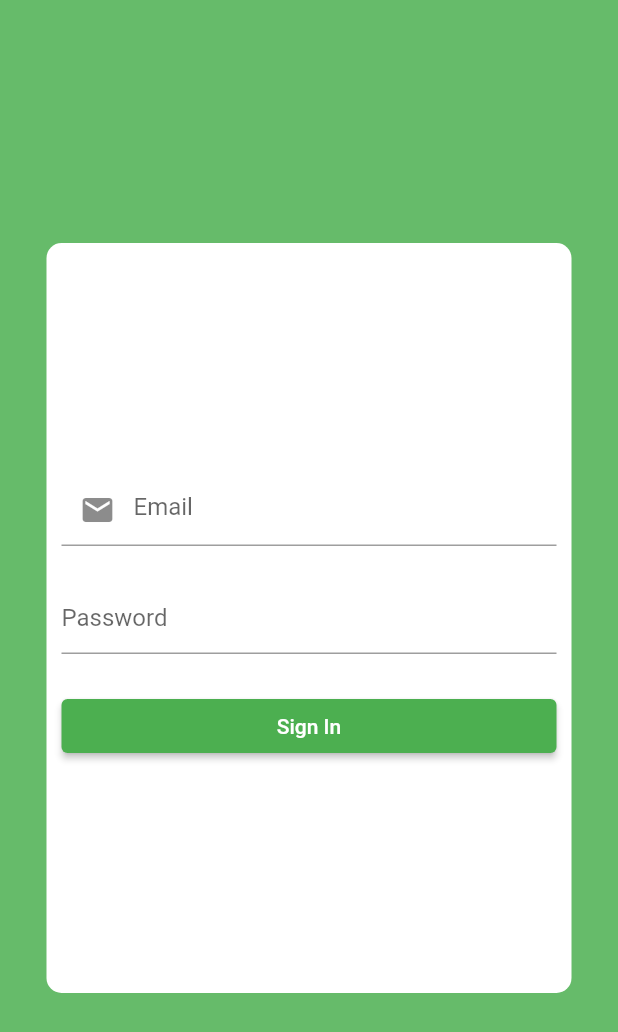
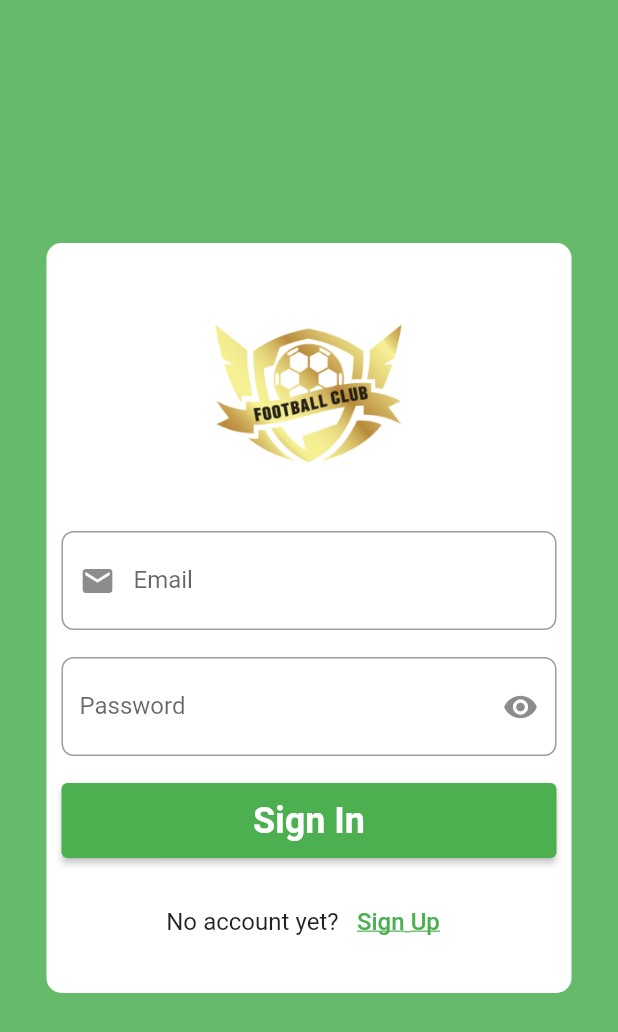
Before and after one commit to toto-thi/stadium_app, a Flutter app: the screen it shows after launch, on a phone screen of 412 x 824 dp. Shown: the top 1032 px of the screen. Run offline on Flutter 3.47's test engine with Material 2 defaults, Android fonts, the phone set to English and light mode, and no system bars; our stand-ins replace dartz, data_connection_checker, equatable, get_it, google_nav_bar, shared_preferences.

Commit message:
completed set up
now will start implement each feature

```diff
--- a/lib/core/utils/constants.dart
+++ b/lib/core/utils/constants.dart
@@ -17,4 +17,8 @@ const double DEFAULT_PAGE_PADDING = 20;
 //routes
 const String HOME_ROUTE = '/';
 const String LOGIN_ROUTE = '/login';
+const String SIGNUP_ROUTE = '/signup';
+const String SEARCH_ROUTE = '/search';
+const String BOOKING_ROUTE = '/booking';
+const String SETTING_ROUTE = '/settings';
 const String CHANGE_PASSWORD_ROUTE = '/change_password';
--- a/lib/core/utils/router.dart
+++ b/lib/core/utils/router.dart
@@ -1,15 +1,33 @@
 import 'package:flutter/material.dart';
 import 'package:stadium_app/core/utils/constants.dart';
-import 'package:stadium_app/main.dart';
+
+import '../../features/home/presentation/pages/home_page.dart';
+import '../../features/login/presentation/page/login_page.dart';
 
 class CusRouter {
   static Route<dynamic> generateRoute(RouteSettings settings) {
     switch (settings.name) {
       case LOGIN_ROUTE:
         return MaterialPageRoute(
+          builder: (_) => const LogInPage(),
+        );
+      case SIGNUP_ROUTE:
+        return MaterialPageRoute(
           builder: (_) => const HomePage(),
         );
       case HOME_ROUTE:
+        return MaterialPageRoute(
+          builder: (_) => const HomePage(),
+        );
+      case SEARCH_ROUTE:
+        return MaterialPageRoute(
+          builder: (_) => const HomePage(),
+        );
+      case BOOKING_ROUTE:
+        return MaterialPageRoute(
+          builder: (_) => const HomePage(),
+        );
+      case SETTING_ROUTE:
         return MaterialPageRoute(
           builder: (_) => const HomePage(),
         );
@@ -19,7 +37,7 @@ class CusRouter {
         );
       default:
         return MaterialPageRoute(
-          builder: (_) => const HomePage(),
+          builder: (_) => const LogInPage(),
         );
     }
   }
--- /dev/null
+++ b/lib/features/home/presentation/pages/home_page.dart
@@ -0,0 +1,18 @@
+import 'package:flutter/material.dart';
+import 'package:stadium_app/widget/home_widget/custom_nav.dart';
+
+class HomePage extends StatefulWidget {
+  const HomePage({Key? key}) : super(key: key);
+
+  @override
+  State<HomePage> createState() => _HomePageState();
+}
+
+class _HomePageState extends State<HomePage> {
+  @override
+  Widget build(BuildContext context) {
+    return const Scaffold(
+      bottomNavigationBar: CusNavBar(),
+    );
+  }
+}
--- /dev/null
+++ b/lib/features/login/presentation/page/login_page.dart
@@ -0,0 +1,106 @@
+import 'package:flutter/material.dart';
+import 'package:stadium_app/core/utils/constants.dart';
+
+import '../../../../widget/base_widget/email_input.dart';
+import '../../../../widget/base_widget/password_input.dart';
+
+class LogInPage extends StatefulWidget {
+  const LogInPage({Key? key}) : super(key: key);
+
+  @override
+  State<LogInPage> createState() => _LogInPageState();
+}
+
+class _LogInPageState extends State<LogInPage> {
+  late TextEditingController emailController;
+  late TextEditingController passwordController;
+
+  @override
+  void initState() {
+    emailController = TextEditingController();
+    passwordController = TextEditingController();
+    super.initState();
+  }
+
+  @override
+  Widget build(BuildContext context) {
+    return Scaffold(
+      resizeToAvoidBottomInset: false,
+      backgroundColor: Colors.green.shade400,
+      body: Center(
+        child: Container(
+          // margin: const EdgeInsets.only(left: 10, right: 10),
+          height: 500,
+          width: 350,
+          decoration: BoxDecoration(
+            color: Colors.white,
+            borderRadius: BorderRadius.circular(10.0),
+          ),
+          child: Padding(
+            padding: const EdgeInsets.all(10.0),
+            child: Column(
+              mainAxisAlignment: MainAxisAlignment.center,
+              crossAxisAlignment: CrossAxisAlignment
+                  .stretch, // to stretch widget to it's full Y alignment
+              children: <Widget>[
+                Image.asset(
+                  'assets/images/logo.png',
+                  height: 150,
+                ),
+                const SizedBox(height: 18),
+                EmailInputField(controller: emailController),
+                const SizedBox(height: 18),
+                PasswordInputField(controller: passwordController),
+                const SizedBox(height: 18),
+                ElevatedButton(
+                  onPressed: () => {
+                    Navigator.pushNamedAndRemoveUntil(
+                        context, HOME_ROUTE, (r) => false)
+                  },
+                  child: const Text('Sign In'),
+                  style: ElevatedButton.styleFrom(
+                    minimumSize: const Size(double.infinity, 50.0),
+                    textStyle: const TextStyle(
+                        fontSize: 24, fontWeight: FontWeight.bold),
+                  ),
+                ),
+                const SizedBox(height: 18),
+                Center(
+                  child: Row(
+                    mainAxisAlignment: MainAxisAlignment.center,
+                    children: <Widget>[
+                      const Text(
+                        'No account yet? ',
+                        style: TextStyle(
+                          fontSize: 16,
+                        ),
+                      ),
+                      TextButton(
+                          onPressed: () => {
+
+                          },
+                          child: const Text(
+                            'Sign Up',
+                            style: TextStyle(
+                                color: Colors.green,
+                                fontSize: 16,
+                                decoration: TextDecoration.underline),
+                          ))
+                    ],
+                  ),
+                ),
+              ],
+            ),
+          ),
+        ),
+      ),
+    );
+  }
+
+  @override
+  void dispose() {
+    emailController.dispose();
+    passwordController.dispose();
+    super.dispose();
+  }
+}
--- a/lib/main.dart
+++ b/lib/main.dart
@@ -1,5 +1,6 @@
 import 'package:flutter/material.dart';
 import 'package:stadium_app/core/utils/constants.dart';
+import 'features/home/presentation/pages/home_page.dart';
 import 'service_locator.dart' as sl;
 import 'core/utils/router.dart';
 
@@ -19,65 +20,10 @@ class MyApp extends StatelessWidget {
       home: const HomePage(),
       theme: ThemeData(
         primarySwatch: Colors.green,
+        fontFamily: 'NotoSansLao',
       ),
       onGenerateRoute: CusRouter.generateRoute,
       initialRoute: LOGIN_ROUTE,
     );
   }
 }
-
-class HomePage extends StatefulWidget {
-  const HomePage({Key? key}) : super(key: key);
-
-  @override
-  State<HomePage> createState() => _HomePageState();
-}
-
-class _HomePageState extends State<HomePage> {
-  @override
-  Widget build(BuildContext context) {
-    return Scaffold(
-      resizeToAvoidBottomInset: false,
-      backgroundColor: Colors.green.shade400,
-      body: Center(
-        child: Container(
-          // margin: const EdgeInsets.only(left: 10, right: 10),
-          height: 500,
-          width: 350,
-          decoration: BoxDecoration(
-            color: Colors.white,
-            borderRadius: BorderRadius.circular(10.0),
-          ),
-          child: Padding(
-            padding: const EdgeInsets.all(10.0),
-            child: Column(
-              mainAxisAlignment: MainAxisAlignment.center,
-              crossAxisAlignment: CrossAxisAlignment.stretch, // to stretch widget to it's full Y alignment
-              children: <Widget>[
-                TextFormField(
-                  decoration: const InputDecoration(
-                    hintText: 'Email',
-                    prefixIcon: Icon(Icons.email),
-                  ),
-                ),
-                const SizedBox(height: 24),
-                TextFormField(
-                  decoration: const InputDecoration(
-                    hintText: 'Password',
-                    //prefixIcon: Icon(Icons.email),
-                  ),
-                  obscureText: true,
-                ),
-                const SizedBox(height: 24),
-                ElevatedButton(
-                  onPressed: () => {},
-                  child: const Text('Sign In'),
-                ),
-              ],
-            ),
-          ),
-        ),
-      ),
-    );
-  }
-}
--- /dev/null
+++ b/lib/widget/base_widget/email_input.dart
@@ -0,0 +1,43 @@
+import 'package:flutter/material.dart';
+
+class EmailInputField extends StatefulWidget {
+  final TextEditingController? controller;
+
+  const EmailInputField({Key? key, required this.controller}) : super(key: key);
+
+  @override
+  State<EmailInputField> createState() => _EmailInputFieldState();
+}
+
+class _EmailInputFieldState extends State<EmailInputField> {
+  @override
+  void initState() {
+    super.initState();
+    widget.controller?.addListener(() => setState(() {}));
+  }
+
+  @override
+  Widget build(BuildContext context) {
+    return TextFormField(
+      controller: widget.controller,
+      decoration: InputDecoration(
+        prefixIcon: const Icon(Icons.email),
+        suffixIcon: widget.controller!.text.isEmpty
+            ? Container(
+                width: 0,
+            )
+            : IconButton(
+                icon: const Icon(Icons.clear),
+                onPressed: () => widget.controller?.clear(),
+              ),
+        labelText: 'Email',
+        hintText: 'name@example.com',
+        border: OutlineInputBorder(
+            borderRadius: BorderRadius.circular(8.0),
+            borderSide: const BorderSide(width: 0, color: Colors.transparent)),
+      ),
+      keyboardType: TextInputType.emailAddress,
+      textInputAction: TextInputAction.done,
+    );
+  }
+}
--- /dev/null
+++ b/lib/widget/base_widget/password_input.dart
@@ -0,0 +1,52 @@
+import 'package:flutter/material.dart';
+
+class PasswordInputField extends StatefulWidget {
+  final TextEditingController? controller;
+
+  const PasswordInputField({Key? key, required this.controller})
+      : super(key: key);
+
+  @override
+  State<PasswordInputField> createState() => _PasswordInputFieldState();
+}
+
+class _PasswordInputFieldState extends State<PasswordInputField> {
+  String password = '';
+  bool ispasswordVisible = false;
+
+  @override
+  void initState() {
+    super.initState();
+    widget.controller?.addListener(() => setState(() {}));
+  }
+
+  @override
+  Widget build(BuildContext context) {
+    return TextFormField(
+      //look into it later
+      onChanged: ((value) => setState(() {
+            this.password = value;
+          })),
+
+      //
+      controller: widget.controller,
+      decoration: InputDecoration(
+        hintText: 'ກະລຸນາໃສ່ລະຫັດ',
+        labelText: 'Password',
+        //errorText: 'ລະຫັດຜ່ານບໍ່ຖືກ',
+        suffixIcon: IconButton(
+          icon: ispasswordVisible
+              ? const Icon(Icons.visibility_off)
+              : const Icon(Icons.visibility),
+          onPressed: () => setState(() {
+            ispasswordVisible = !ispasswordVisible;
+          }),
+        ),
+        border: OutlineInputBorder(
+            borderRadius: BorderRadius.circular(8.0),
+            borderSide: const BorderSide(width: 0, color: Colors.transparent)),
+      ),
+      obscureText: !ispasswordVisible,
+    );
+  }
+}
--- /dev/null
+++ b/lib/widget/home_widget/custom_nav.dart
@@ -0,0 +1,42 @@
+
+import 'package:flutter/material.dart';
+import 'package:google_nav_bar/google_nav_bar.dart';
+
+class CusNavBar extends StatelessWidget {
+  const CusNavBar({Key? key}) : super(key: key);
+
+  @override
+  Widget build(BuildContext context) {
+    return Container(
+      color: Colors.greenAccent.shade400,
+      child: Padding(
+        padding: const EdgeInsets.symmetric(horizontal: 15.0, vertical: 16.0),
+        child: GNav(
+            padding: const EdgeInsets.all(16.0),
+            gap: 8.0,
+            backgroundColor: Colors.greenAccent.shade400,
+            color: Colors.white,
+            activeColor: Colors.grey.shade500,
+            tabBackgroundColor: Colors.greenAccent.shade100,
+            tabs: const [
+              GButton(
+                icon: Icons.home,
+                text: 'ໜ້າຫຼັກ',
+              ),
+              GButton(
+                icon: Icons.search,
+                text: 'ຄົ້ນຫາ',
+              ),
+              GButton(
+                icon: Icons.my_library_books,
+                text: 'ລາຍການຈອງ',
+              ),
+              GButton(
+                icon: Icons.settings,
+                text: 'ຕັ້ງຄ່າ',
+              ),
+            ]),
+      ),
+    );
+  }
+}
```
Also changed, not shown: pubspec.yaml (+14 -14 lines), assets/images/logo.png (added), fonts/NotoSansLaos/NotoSansLao-Bold.ttf (added), fonts/NotoSansLaos/NotoSansLao-Light.ttf (added), fonts/NotoSansLaos/NotoSansLao-Medium.ttf (added), fonts/NotoSansLaos/NotoSansLao-Regular.ttf (added).
